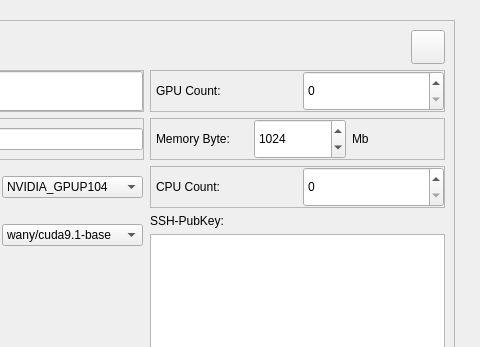
First picture: the form in src/qt/forms/adddockerservicedlg.ui, repository MassGrid/MassGrid, before the edit; both pictures show x 186 to 666 and y 0 to 347 of the 666 by 466 pixel window.
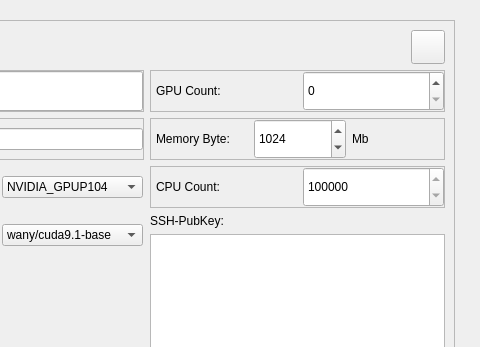
Second picture: the form after the edit.

Diff of the .ui file:
```diff
--- a/src/qt/forms/adddockerservicedlg.ui
+++ b/src/qt/forms/adddockerservicedlg.ui
@@ -453,6 +453,9 @@
                     <verstretch>0</verstretch>
                    </sizepolicy>
                   </property>
+                  <property name="minimum">
+                   <number>1000000</number>
+                  </property>
                   <property name="maximum">
                    <number>1000000000</number>
                   </property>
```
